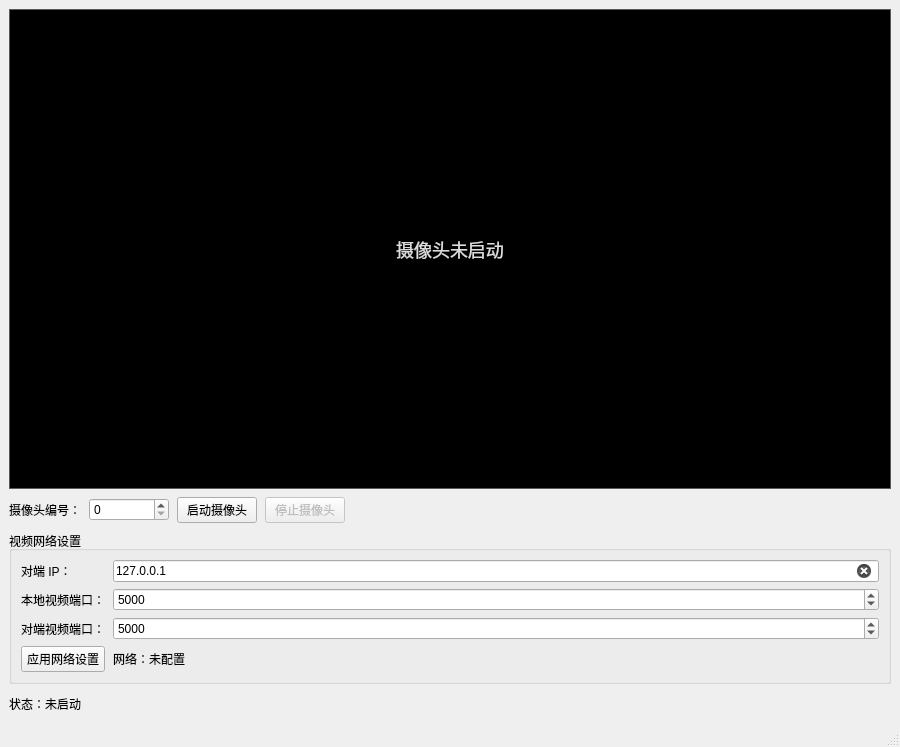
Old version of the form mainwindow.ui in the repository RBzhang/video_call.
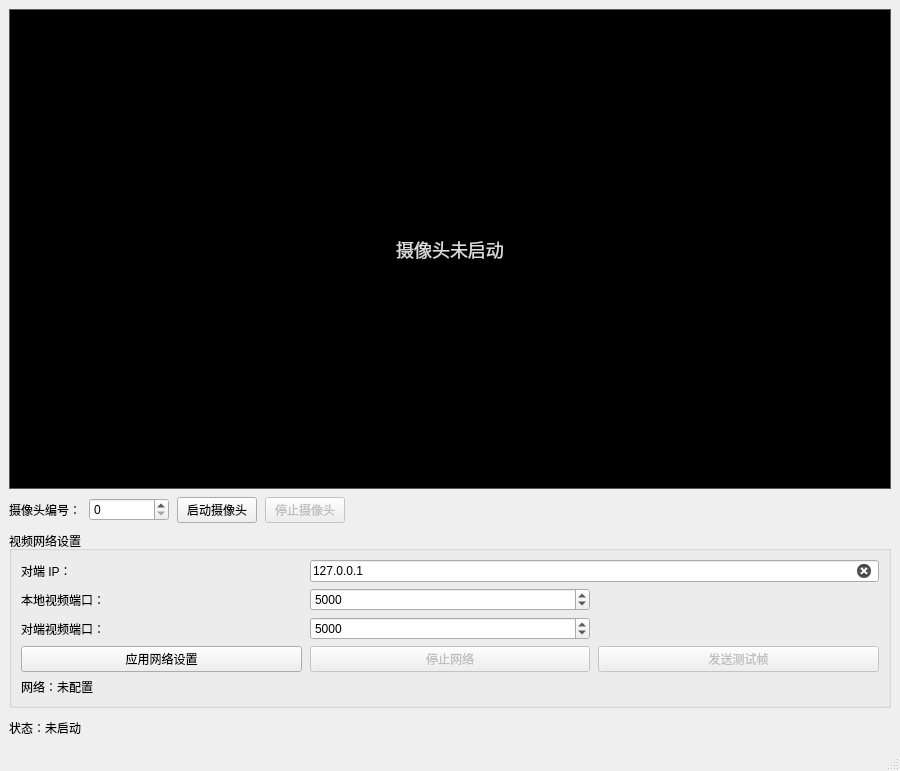
New version of the form.

Commit message: Add UDP frame transport and reassembly

```diff
--- a/mainwindow.ui
+++ b/mainwindow.ui
@@ -173,7 +173,7 @@
          </property>
         </widget>
        </item>
-       <item row="0" column="1">
+       <item row="0" column="1" colspan="2">
         <widget class="QLineEdit" name="peerAddressLineEdit">
          <property name="sizePolicy">
           <sizepolicy hsizetype="Expanding" vsizetype="Fixed">
@@ -270,6 +270,26 @@
         </widget>
        </item>
        <item row="3" column="1">
+        <widget class="QPushButton" name="stopNetworkButton">
+         <property name="enabled">
+          <bool>false</bool>
+         </property>
+         <property name="text">
+          <string>停止网络</string>
+         </property>
+        </widget>
+       </item>
+       <item row="3" column="2">
+        <widget class="QPushButton" name="sendTestFrameButton">
+         <property name="enabled">
+          <bool>false</bool>
+         </property>
+         <property name="text">
+          <string>发送测试帧</string>
+         </property>
+        </widget>
+       </item>
+       <item row="4" column="0" colspan="3">
         <widget class="QLabel" name="networkStatusLabel">
          <property name="text">
           <string>网络：未配置</string>
```
The commit also changes 10 other files.
